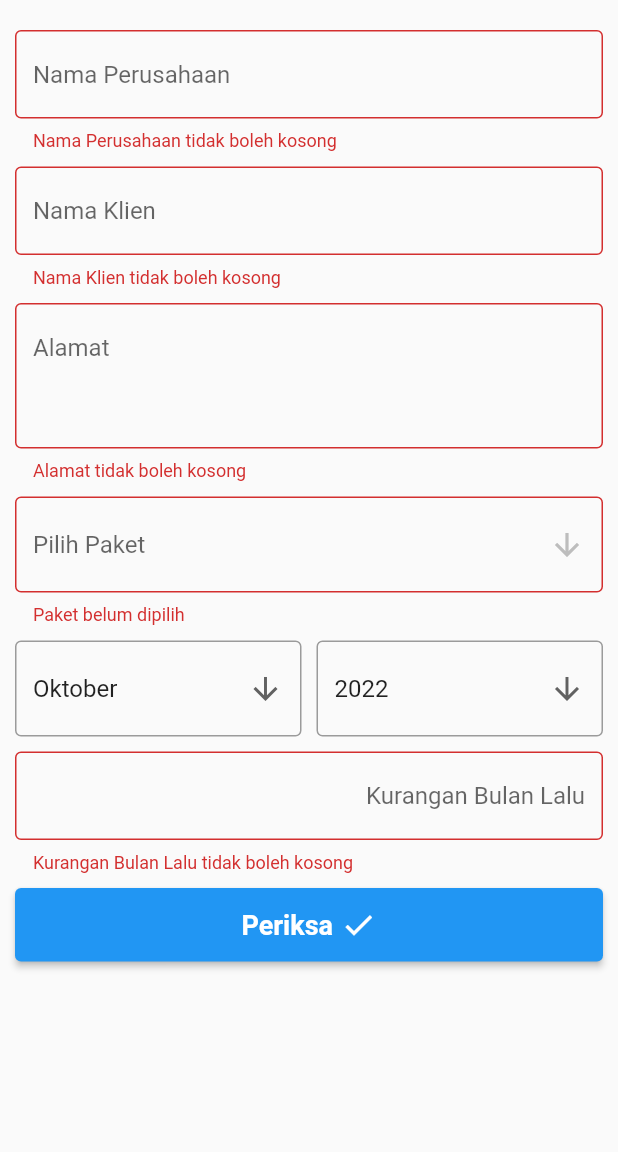
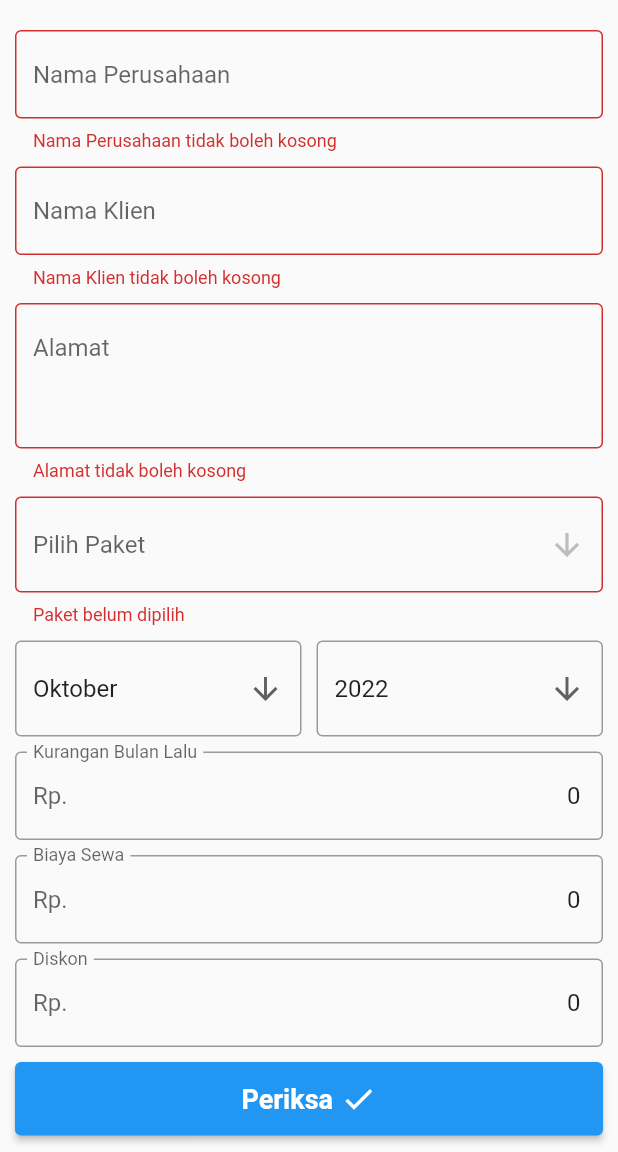
Before and after one commit to rozakia-ch/invoice, a Flutter app: the HomePage screen opened by its route, after a tap on "Periksa", on a phone screen of 412 x 824 dp, the part 84-1236 px from its top. Run offline on Flutter 3.47's test engine with Material 2 defaults, Android fonts, the phone set to English and light mode, and no system bars; our stand-ins replace bloc, currency_text_input_formatter, equatable, flutter_bloc, hive, hive_flutter and 1 more; missing offline and left inert: blue_thermal_printer; accounts and stored records are empty; generated files the repository leaves out were written again.

Commit message:
update form add discount & rental cost

```diff
--- a/lib/ui/pages/home/company_widget.dart
+++ b/lib/ui/pages/home/company_widget.dart
@@ -10,17 +10,17 @@ class CompanyWidget extends StatelessWidget {
 
   @override
   Widget build(BuildContext context) {
-    String _company = '';
-    final CompanyHive _companyHive = CompanyHive();
-    _getCompany() async {
-      await _companyHive
+    String company = '';
+    final CompanyHive companyHive = CompanyHive();
+    getCompany() async {
+      await companyHive
           .getFullCompanys()
-          .then((value) => _company = value.first.companyName);
-      return _company;
+          .then((value) => company = value.first.companyName);
+      return company;
     }
 
     return FutureBuilder(
-      future: _getCompany(),
+      future: getCompany(),
       builder: (context, snapshot) {
         if (snapshot.hasData) {
           controller.text = snapshot.data.toString();
--- a/lib/ui/pages/home/form_home.dart
+++ b/lib/ui/pages/home/form_home.dart
@@ -18,31 +18,33 @@ class FormHome extends StatefulWidget {
 class _FormHomeState extends State<FormHome> {
   @override
   Widget build(BuildContext context) {
-    final _formKey = GlobalKey<FormState>();
-    final _companyController = TextEditingController();
-    final _nameController = TextEditingController();
-    final _addressController = TextEditingController();
-    final _debtController = TextEditingController();
-    String? _packageValue;
+    final formKey = GlobalKey<FormState>();
+    final companyController = TextEditingController();
+    final nameController = TextEditingController();
+    final addressController = TextEditingController();
+    final debtController = TextEditingController();
+    final discountController = TextEditingController();
+    final rentCostController = TextEditingController();
+    String? packageValue;
     // Month Year
-    final int _currentYear = DateTime.now().year.toInt();
-    final int _currentMonth = DateTime.now().month.toInt();
-    String _monthValue = nameMonth[_currentMonth - 1];
-    String _yearValue = _currentYear.toString();
+    final int currentYear = DateTime.now().year.toInt();
+    final int currentMonth = DateTime.now().month.toInt();
+    String monthValue = nameMonth[currentMonth - 1];
+    String yearValue = currentYear.toString();
     return Form(
-      key: _formKey,
+      key: formKey,
       child: Column(
         children: [
-          CompanyWidget(controller: _companyController),
+          CompanyWidget(controller: companyController),
           const SizedBox(height: 10.0),
           TextFormFieldWidget(
             text: "Nama Klien",
-            controller: _nameController,
+            controller: nameController,
           ),
           const SizedBox(height: 10.0),
           TextFormFieldWidget(
             text: "Alamat",
-            controller: _addressController,
+            controller: addressController,
             maxLines: 3,
           ),
           const SizedBox(height: 10.0),
@@ -58,7 +60,7 @@ class _FormHomeState extends State<FormHome> {
                               '${state.packages[index].package} Mbps - ${CurrencyFormat.convertToIdr(state.packages[index].price, 0)}',
                         )
                       : [],
-                  onChanged: (value) => _packageValue = value,
+                  onChanged: (value) => packageValue = value,
                 );
               } else {
                 return Container();
@@ -72,19 +74,19 @@ class _FormHomeState extends State<FormHome> {
               Expanded(
                 child: DropdownWidget(
                   text: "Bulan",
-                  value: _monthValue,
+                  value: monthValue,
                   items: nameMonth,
-                  onChanged: (value) => _monthValue = value,
+                  onChanged: (value) => monthValue = value,
                 ),
               ),
               const SizedBox(width: 10.0),
               Expanded(
                 child: DropdownWidget(
                   text: "Tahun",
-                  value: _yearValue,
+                  value: yearValue,
                   items: List<String>.generate(
-                      3, (i) => (_currentYear - i).toString()),
-                  onChanged: (value) => _yearValue = value,
+                      3, (i) => (currentYear - i).toString()),
+                  onChanged: (value) => yearValue = value,
                 ),
               ),
             ],
@@ -92,7 +94,29 @@ class _FormHomeState extends State<FormHome> {
           const SizedBox(height: 10.0),
           NumberFormFieldWidget(
             text: "Kurangan Bulan Lalu",
-            controller: _debtController,
+            controller: debtController..text = "0",
+            prefixText: 'Rp.',
+            currency: CurrencyTextInputFormatter(
+              name: '',
+              locale: 'id',
+              decimalDigits: 0,
+            ),
+          ),
+          const SizedBox(height: 10.0),
+          NumberFormFieldWidget(
+            text: "Biaya Sewa",
+            controller: rentCostController..text = "0",
+            prefixText: 'Rp.',
+            currency: CurrencyTextInputFormatter(
+              name: '',
+              locale: 'id',
+              decimalDigits: 0,
+            ),
+          ),
+          const SizedBox(height: 10.0),
+          NumberFormFieldWidget(
+            text: "Diskon",
+            controller: discountController..text = "0",
             prefixText: 'Rp.',
             currency: CurrencyTextInputFormatter(
               name: '',
@@ -116,15 +140,17 @@ class _FormHomeState extends State<FormHome> {
               ),
               onPressed: () {
                 // Validate returns true if the form is valid, or false otherwise.
-                if (_formKey.currentState!.validate()) {
+                if (formKey.currentState!.validate()) {
                   Navigator.pushNamed(context, '/checkout-page', arguments: {
-                    'company': _companyController.text,
-                    'name': _nameController.text,
-                    'address': _addressController.text,
-                    'package': _packageValue,
-                    'year': _yearValue,
-                    'month': _monthValue,
-                    'debt': _debtController.text,
+                    'company': companyController.text,
+                    'name': nameController.text,
+                    'address': addressController.text,
+                    'package': packageValue,
+                    'year': yearValue,
+                    'month': monthValue,
+                    'debt': debtController.text,
+                    'discount': discountController.text,
+                    'rentCost': rentCostController.text
                   });
                 }
               },
--- a/lib/ui/pages/welcome_page.dart
+++ b/lib/ui/pages/welcome_page.dart
@@ -25,9 +25,12 @@ class _WelcomePageState extends State<WelcomePage> {
     final bool? setup = prefs.getBool('setup');
     if (setup == null) {
       prefs.setBool('setup', true);
+      // ignore: use_build_context_synchronously
       BlocProvider.of<CompanyCubit>(context).mapCompanyAdd(company: '');
+      // ignore: use_build_context_synchronously
       BlocProvider.of<NoteCubit>(context).mapNoteAdd(note: '');
     } else {
+      // ignore: use_build_context_synchronously
       Navigator.pushReplacementNamed(context, '/home-page');
     }
   }
--- a/lib/ui/widgets/dropdown_widget.dart
+++ b/lib/ui/widgets/dropdown_widget.dart
@@ -21,10 +21,10 @@ class DropdownWidget extends StatefulWidget {
 class _DropdownWidgetState extends State<DropdownWidget> {
   @override
   Widget build(BuildContext context) {
-    String? _dropDownValue = widget.value;
+    String? dropDownValue = widget.value;
     return DropdownButtonFormField<String>(
       icon: const Icon(Icons.arrow_downward),
-      value: _dropDownValue,
+      value: dropDownValue,
       // elevation: 16,
       isExpanded: true,
       decoration: InputDecoration(
@@ -41,7 +41,7 @@ class _DropdownWidgetState extends State<DropdownWidget> {
       }).toList(),
       onChanged: (value) {
         setState(() {
-          _dropDownValue = value;
+          dropDownValue = value;
         });
         widget.onChanged(value);
       },
--- a/lib/ui/widgets/number_form_field_widget.dart
+++ b/lib/ui/widgets/number_form_field_widget.dart
@@ -20,11 +20,11 @@ class NumberFormFieldWidget extends StatelessWidget {
   final TextInputFormatter? currency;
   @override
   Widget build(BuildContext context) {
-    List<TextInputFormatter> _inputFormatter = [
+    List<TextInputFormatter> inputFormatter = [
       FilteringTextInputFormatter.allow(RegExp(r'[0-9]')),
     ];
     if (currency != null) {
-      _inputFormatter.add(currency!);
+      inputFormatter.add(currency!);
     }
     return TextFormField(
       // The validator receives the text that the user has entered.
@@ -35,7 +35,7 @@ class NumberFormFieldWidget extends StatelessWidget {
         return null;
       },
       keyboardType: TextInputType.number,
-      inputFormatters: _inputFormatter,
+      inputFormatters: inputFormatter,
       autofocus: autofocus,
       textAlign: TextAlign.end,
       controller: controller,
@@ -44,6 +44,7 @@ class NumberFormFieldWidget extends StatelessWidget {
         hintText: text,
         prefixText: prefixText,
         suffixText: suffixText,
+        labelText: text,
       ),
     );
   }
```
Also changed, not shown: lib/cubits/printer/printer_cubit.dart (+28 -3 lines), lib/ui/pages/home/check_out_page.dart (+49 -24 lines), lib/ui/pages/home/check_out_total.dart (+11 -4 lines), lib/ui/pages/package/package_form.dart (+6 -6 lines), lib/ui/pages/package/package_page.dart (+5 -5 lines), lib/ui/pages/tax_page.dart (+9 -9 lines), pubspec.yaml (+11 -11 lines), pubspec.lock.
